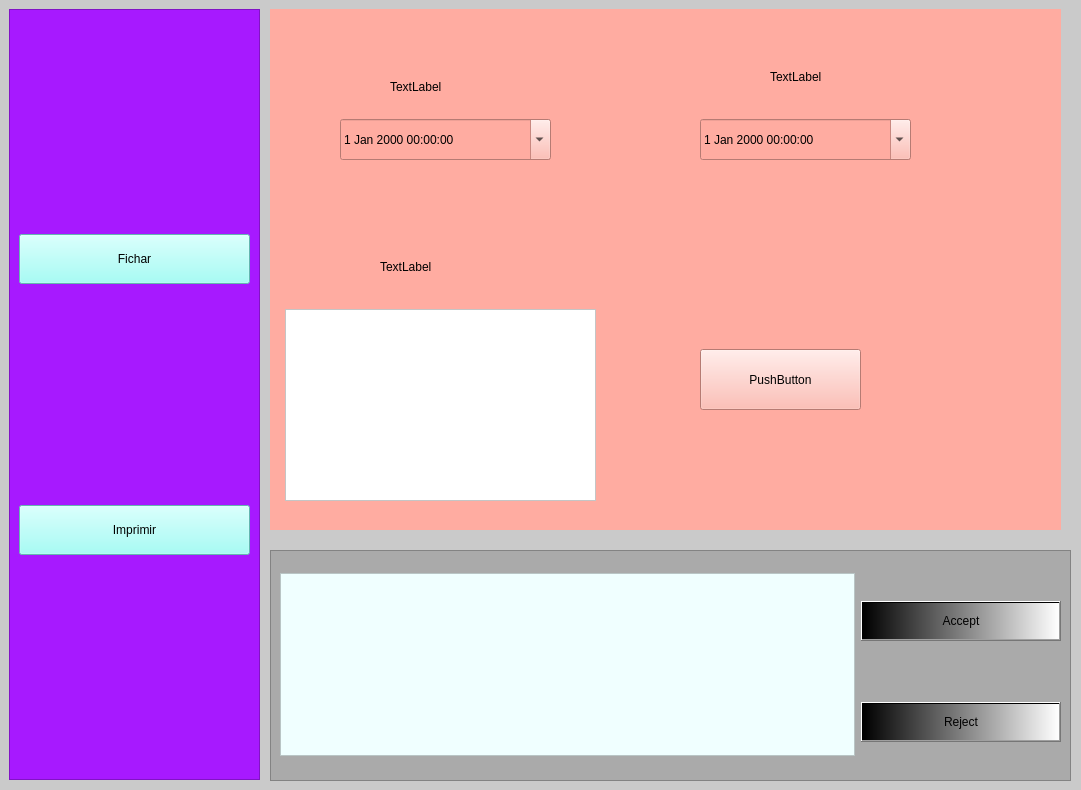
Before: the Qt Designer form debugUI.ui in Grodondo/Python_company_sign_app, drawn with Qt 5.
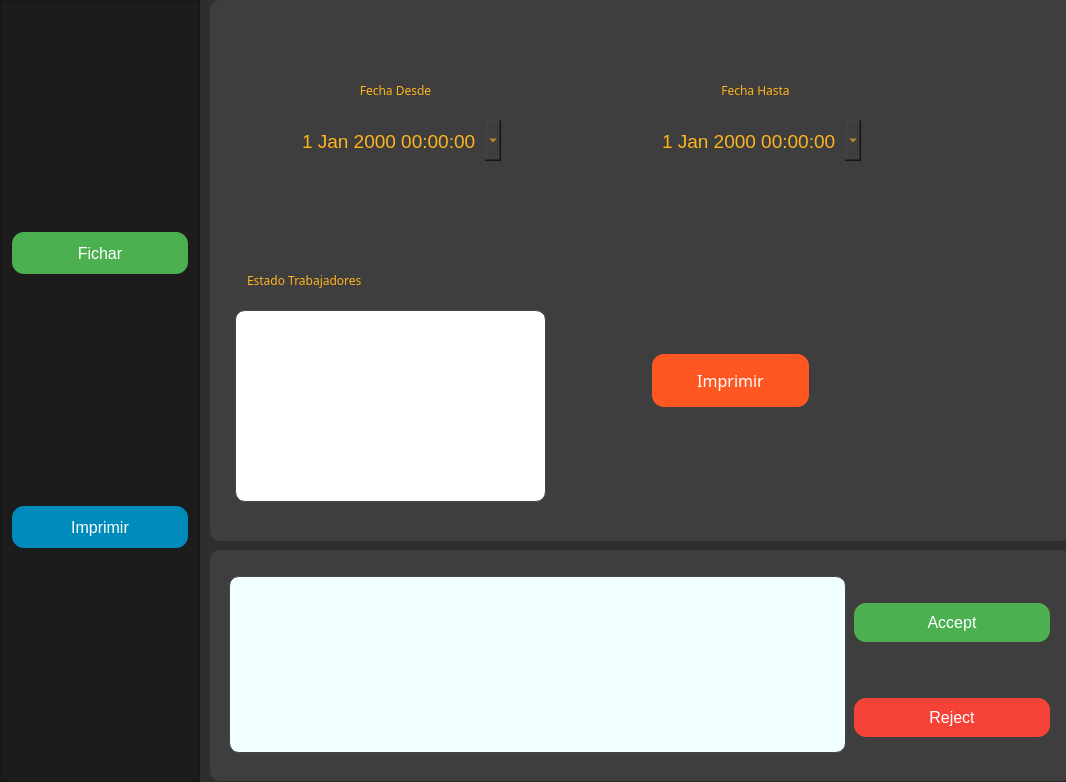
After: the same form once the commit is applied. The open tabs and pages were chosen to show the change.

What changed in the file:
```diff
--- a/debugUI.ui
+++ b/debugUI.ui
@@ -9,8 +9,8 @@
    <rect>
     <x>0</x>
     <y>0</y>
-    <width>1081</width>
-    <height>790</height>
+    <width>1066</width>
+    <height>782</height>
    </rect>
   </property>
   <property name="windowTitle">
@@ -18,19 +18,26 @@
   </property>
   <widget class="QWidget" name="centralwidget">
    <property name="styleSheet">
-    <string notr="true">background-color: rgb(202, 202, 202);</string>
+    <string notr="true">
+      background-color: #2E2E2E;
+      color: #FFFFFF;
+      font-family: 'Segoe UI', Tahoma, Geneva, Verdana, sans-serif;
+    </string>
    </property>
    <widget class="QFrame" name="menu_frame">
     <property name="geometry">
      <rect>
-      <x>9</x>
-      <y>9</y>
-      <width>251</width>
-      <height>771</height>
+      <x>0</x>
+      <y>0</y>
+      <width>200</width>
+      <height>782</height>
      </rect>
     </property>
     <property name="styleSheet">
-     <string notr="true">background-color: rgb(167, 25, 255);</string>
+     <string notr="true">
+       background-color: #1C1C1C;
+       border-right: 1px solid #444;
+     </string>
     </property>
     <property name="frameShape">
      <enum>QFrame::StyledPanel</enum>
@@ -48,9 +55,24 @@
         </size>
        </property>
        <property name="styleSheet">
-        <string notr="true">background-color: rgb(139, 255, 246);
-font: 75 16pt &quot;Sitka Text&quot;;
-</string>
+        <string notr="true">
+          QPushButton {
+            background-color: #4CAF50;
+            color: white;
+            border: none;
+            padding: 10px 20px;
+            text-align: center;
+            text-decoration: none;
+            display: inline-block;
+            font-size: 16px;
+            margin: 4px 2px;
+            cursor: pointer;
+            border-radius: 12px;
+          }
+          QPushButton:hover {
+            background-color: #45a049;
+          }
+        </string>
        </property>
        <property name="text">
         <string>Fichar</string>
@@ -66,8 +88,24 @@
         </size>
        </property>
        <property name="styleSheet">
-        <string notr="true">background-color: rgb(139, 255, 246);
-font: 75 16pt &quot;Sitka Text&quot;;</string>
+        <string notr="true">
+          QPushButton {
+            background-color: #008CBA;
+            color: white;
+            border: none;
+            padding: 10px 20px;
+            text-align: center;
+            text-decoration: none;
+            display: inline-block;
+            font-size: 16px;
+            margin: 4px 2px;
+            cursor: pointer;
+            border-radius: 12px;
+          }
+          QPushButton:hover {
+            background-color: #007bb5;
+          }
+        </string>
        </property>
        <property name="text">
         <string>Imprimir</string>
@@ -79,15 +117,18 @@
    <widget class="QStackedWidget" name="content_frame">
     <property name="geometry">
      <rect>
-      <x>270</x>
-      <y>9</y>
-      <width>791</width>
-      <height>521</height>
+      <x>210</x>
+      <y>0</y>
+      <width>861</width>
+      <height>541</height>
      </rect>
     </property>
     <property name="styleSheet">
      <string notr="true">
-background-color: rgb(255, 172, 161);</string>
+       background-color: #3E3E3E;
+       border-radius: 10px;
+       padding: 10px;
+     </string>
     </property>
     <property name="currentIndex">
      <number>0</number>
@@ -221,8 +262,11 @@
        </rect>
       </property>
       <property name="styleSheet">
-       <string notr="true">background-color: rgb(255, 255, 255);
-border-color: rgb(0, 0, 0);</string>
+       <string notr="true">
+         background-color: #FFFFFF;
+         border: 1px solid #444;
+         color: #000;
+       </string>
       </property>
      </widget>
      <widget class="QDateTimeEdit" name="date_start">
@@ -234,8 +278,20 @@
         <height>41</height>
        </rect>
       </property>
+      <property name="font">
+       <font>
+        <family>Segoe UI</family>
+        <pointsize>14</pointsize>
+        <weight>50</weight>
+        <italic>false</italic>
+        <bold>false</bold>
+       </font>
+      </property>
       <property name="styleSheet">
-       <string notr="true">font: 16pt &quot;Bahnschrift SemiLight Condensed&quot;;</string>
+       <string notr="true">
+         font: 14pt &quot;Segoe UI&quot;;
+         color: #FFB41D;
+       </string>
       </property>
       <property name="calendarPopup">
        <bool>true</bool>
@@ -250,8 +306,20 @@
         <height>41</height>
        </rect>
       </property>
+      <property name="font">
+       <font>
+        <family>Segoe UI</family>
+        <pointsize>14</pointsize>
+        <weight>50</weight>
+        <italic>false</italic>
+        <bold>false</bold>
+       </font>
+      </property>
       <property name="styleSheet">
-       <string notr="true">font: 16pt &quot;Bahnschrift SemiLight Condensed&quot;;</string>
+       <string notr="true">
+         font: 14pt &quot;Segoe UI&quot;;
+         color: #FFB41D;
+       </string>
       </property>
       <property name="calendarPopup">
        <bool>true</bool>
@@ -260,40 +328,76 @@
      <widget class="QLabel" name="label">
       <property name="geometry">
        <rect>
-        <x>110</x>
+        <x>14</x>
         <y>250</y>
-        <width>55</width>
-        <height>16</height>
+        <width>311</width>
+        <height>41</height>
        </rect>
       </property>
+      <property name="font">
+       <font>
+        <family>Segoe UI,Tahoma,Geneva,Verdana,sans-serif</family>
+       </font>
+      </property>
+      <property name="styleSheet">
+       <string notr="true">
+         color: #FFB41D;
+       </string>
+      </property>
       <property name="text">
-       <string>TextLabel</string>
+       <string>Estado Trabajadores</string>
       </property>
      </widget>
      <widget class="QLabel" name="label_2">
       <property name="geometry">
        <rect>
-        <x>120</x>
-        <y>70</y>
-        <width>55</width>
-        <height>16</height>
+        <x>70</x>
+        <y>60</y>
+        <width>211</width>
+        <height>41</height>
        </rect>
       </property>
+      <property name="font">
+       <font>
+        <family>Segoe UI,Tahoma,Geneva,Verdana,sans-serif</family>
+       </font>
+      </property>
+      <property name="styleSheet">
+       <string notr="true">
+         color: #FFB41D;
+       </string>
+      </property>
       <property name="text">
-       <string>TextLabel</string>
+       <string>Fecha Desde</string>
+      </property>
+      <property name="alignment">
+       <set>Qt::AlignCenter</set>
       </property>
      </widget>
      <widget class="QLabel" name="label_3">
       <property name="geometry">
        <rect>
-        <x>500</x>
+        <x>430</x>
         <y>60</y>
-        <width>55</width>
-        <height>16</height>
+        <width>211</width>
+        <height>41</height>
        </rect>
       </property>
+      <property name="font">
+       <font>
+        <family>Segoe UI,Tahoma,Geneva,Verdana,sans-serif</family>
+       </font>
+      </property>
+      <property name="styleSheet">
+       <string notr="true">
+         color: #FFB41D;
+       </string>
+      </property>
       <property name="text">
-       <string>TextLabel</string>
+       <string>Fecha Hasta</string>
+      </property>
+      <property name="alignment">
+       <set>Qt::AlignCenter</set>
       </property>
      </widget>
      <widget class="QPushButton" name="pushButton">
@@ -305,8 +409,36 @@
         <height>61</height>
        </rect>
       </property>
+      <property name="font">
+       <font>
+        <family>Segoe UI,Tahoma,Geneva,Verdana,sans-serif</family>
+        <pointsize>-1</pointsize>
+        <underline>false</underline>
+        <strikeout>false</strikeout>
+       </font>
+      </property>
+      <property name="styleSheet">
+       <string notr="true">
+         QPushButton {
+           background-color: #FF5722;
+           color: white;
+           border: none;
+           padding: 10px 20px;
+           text-align: center;
+           text-decoration: none;
+           display: inline-block;
+           font-size: 16px;
+           margin: 4px 2px;
+           cursor: pointer;
+           border-radius: 12px;
+         }
+         QPushButton:hover {
+           background-color: #E64A19;
+         }
+       </string>
+      </property>
       <property name="text">
-       <string>PushButton</string>
+       <string>Imprimir</string>
       </property>
      </widget>
     </widget>
@@ -314,14 +446,16 @@
    <widget class="QFrame" name="lower_frame">
     <property name="geometry">
      <rect>
-      <x>270</x>
+      <x>210</x>
       <y>550</y>
-      <width>801</width>
+      <width>861</width>
       <height>231</height>
      </rect>
     </property>
     <property name="styleSheet">
-     <string notr="true">background-color: rgb(170, 170, 170);</string>
+     <string notr="true">       background-color: #3E3E3E;
+       border-radius: 10px;
+       padding: 10px;</string>
     </property>
     <property name="frameShape">
      <enum>QFrame::StyledPanel</enum>
@@ -339,7 +473,24 @@
         </size>
        </property>
        <property name="styleSheet">
-        <string notr="true">background-color: qlineargradient(spread:pad, x1:0, y1:0, x2:1, y2:0, stop:0 rgba(0, 0, 0, 255), stop:1 rgba(255, 255, 255, 255));</string>
+        <string notr="true">
+          QPushButton {
+            background-color: #4CAF50;
+            color: white;
+            border: none;
+            padding: 10px 20px;
+            text-align: center;
+            text-decoration: none;
+            display: inline-block;
+            font-size: 16px;
+            margin: 4px 2px;
+            cursor: pointer;
+            border-radius: 12px;
+          }
+          QPushButton:hover {
+            background-color: #45a049;
+          }
+        </string>
        </property>
        <property name="text">
         <string>Accept</string>
@@ -355,7 +506,24 @@
         </size>
        </property>
        <property name="styleSheet">
-        <string notr="true">background-color: qlineargradient(spread:pad, x1:0, y1:0, x2:1, y2:0, stop:0 rgba(0, 0, 0, 255), stop:1 rgba(255, 255, 255, 255));</string>
+        <string notr="true">
+          QPushButton {
+            background-color: #F44336;
+            color: white;
+            border: none;
+            padding: 10px 20px;
+            text-align: center;
+            text-decoration: none;
+            display: inline-block;
+            font-size: 16px;
+            margin: 4px 2px;
+            cursor: pointer;
+            border-radius: 12px;
+          }
+          QPushButton:hover {
+            background-color: #D32F2F;
+          }
+        </string>
        </property>
        <property name="text">
         <string>Reject</string>
@@ -371,7 +539,11 @@
         </size>
        </property>
        <property name="styleSheet">
-        <string notr="true">background-color: rgb(240, 255, 255);</string>
+        <string notr="true">
+          background-color: #F0FFFF;
+          color: #000;
+          border: 1px solid #444;
+        </string>
        </property>
       </widget>
      </item>
```
Left out of the diff: 51 changed lines with no effect on the pictures.
